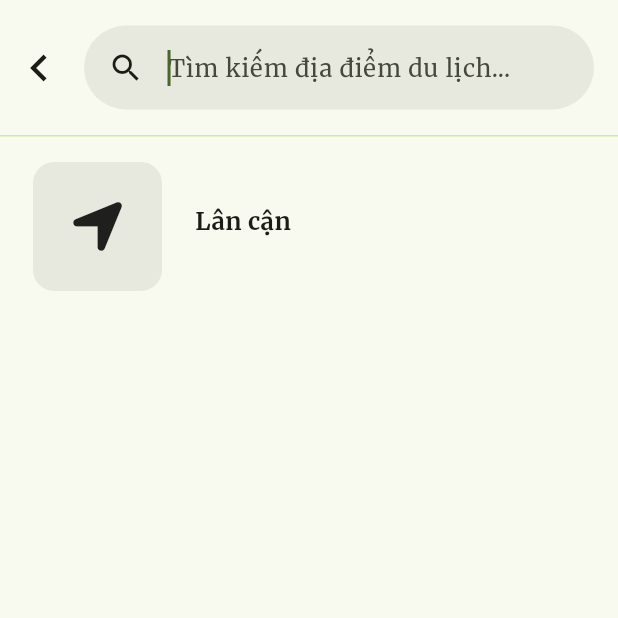
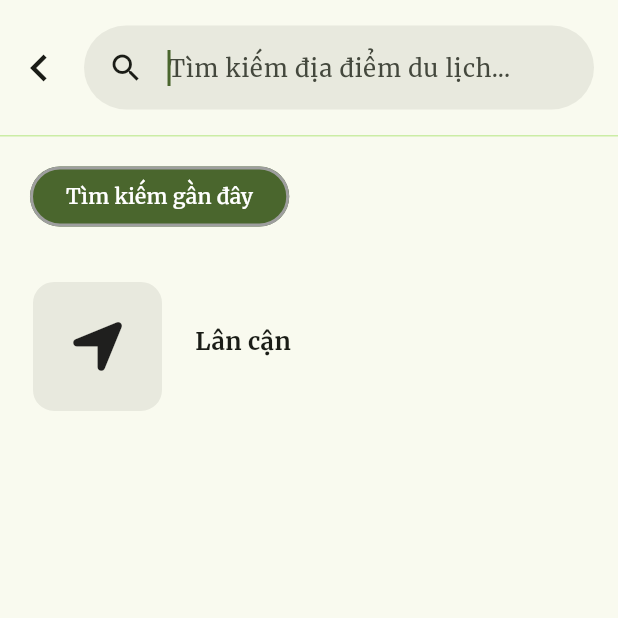
Before and after one commit to Minhnhat0408/VieVu, a Flutter app: the ExploreSearchPage screen opened directly, after a tap on "Tìm kiếm địa điểm du lịch...", on a phone screen of 412 x 824 dp, the top half of it. Run offline on Flutter 3.47's test engine with Material 3 defaults, Android fonts, the light colour scheme and no system bars; drawn by our look-alikes of auto_size_text; our stand-ins replace animated_text_kit, cached_network_image, carousel_slider, curved_navigation_bar, easy_stepper, flutter_bloc and 16 more; accounts and stored records are empty; network calls fail.

Commit message:
fix: fix search and remove search result page

```diff
--- a/lib/features/search/presentation/pages/explore_search_page.dart
+++ b/lib/features/search/presentation/pages/explore_search_page.dart
@@ -1,12 +1,13 @@
 import 'dart:async';
+import 'dart:developer';
 
 import 'package:flutter/material.dart';
 import 'package:flutter_bloc/flutter_bloc.dart';
-import 'package:vn_travel_companion/core/utils/show_snackbar.dart';
+import 'package:infinite_scroll_pagination/infinite_scroll_pagination.dart';
+import 'package:vn_travel_companion/features/explore/presentation/widgets/filter_options_big.dart';
 import 'package:vn_travel_companion/features/search/domain/entities/explore_search_result.dart';
 import 'package:vn_travel_companion/features/search/presentation/bloc/search_bloc.dart';
 import 'package:vn_travel_companion/features/search/presentation/widgets/explore_search_item.dart';
-import 'package:vn_travel_companion/features/search/presentation/widgets/search_keyword.dart';
 
 class ExploreSearchPage extends StatefulWidget {
   static route() {
@@ -35,23 +36,33 @@ class ExploreSearchPage extends StatefulWidget {
 class _ExploreSearchState extends State<ExploreSearchPage> {
   final TextEditingController _searchController = TextEditingController();
   Timer? _debounce;
-  List<ExploreSearchResult> _results = [];
   String _keyword = '';
+  final PagingController<int, ExploreSearchResult> _pagingController =
+      PagingController(firstPageKey: 0);
+  final List<String> _filterOptions = [
+    'Sự kiện',
+    'Địa điểm du lịch', // Attractions
+    'Điểm đến', // Locations
+    'Khách sạn', // Hotels
+    'Nhà hàng', // Restaurants
+    'Cửa hàng', // Shops
+    'Loại hình du lịch', // Travel Types
+  ];
+  int totalRecordCount = 0;
+  final int pageSize = 10;
+  String _selectedFilter = ''; // Default filter is 'All'
 
   // Handle text changes with debounce
   void _onSearchChanged(String keyword) {
     if (_debounce?.isActive ?? false) _debounce!.cancel();
     _debounce = Timer(const Duration(milliseconds: 1000), () async {
-      if (keyword.isNotEmpty) {
+      log('searching for $keyword');
+      setState(() {
         _keyword = keyword;
-        context.read<SearchBloc>().add(SearchAll(
-              searchText: keyword,
-              limit: 5,
-              offset: 0,
-            ));
-      } else {
-        setState(() => _results = []);
-      }
+      });
+      _keyword = keyword;
+
+      _pagingController.refresh();
     });
   }
 
@@ -64,13 +75,77 @@ class _ExploreSearchState extends State<ExploreSearchPage> {
     _searchController.addListener(() {
       _onSearchChanged(_searchController.text);
     });
+    _pagingController.addPageRequestListener((pageKey) {
+      if (_selectedFilter == 'Sự kiện') {
+        context.read<SearchBloc>().add(EventsSearch(
+              searchText: _keyword,
+              limit: pageSize,
+              page: (pageKey ~/ pageSize) + 1,
+            ));
+      } else if (_selectedFilter == 'Khách sạn' ||
+          _selectedFilter == 'Nhà hàng' ||
+          _selectedFilter == 'Cửa hàng') {
+        log('calling external api');
+        context.read<SearchBloc>().add(SearchExternalApi(
+              searchText: _keyword,
+              limit: pageSize,
+              page: (pageKey ~/ pageSize) + 1,
+              searchType: _mapFilterToSearchType(_selectedFilter),
+            ));
+      } else {
+        context.read<SearchBloc>().add(ExploreSearch(
+              searchText: _keyword,
+              limit: pageSize,
+              offset: pageKey,
+              searchType: _mapFilterToSearchType(_selectedFilter),
+            ));
+      }
+    });
   }
 
   @override
   void dispose() {
     _searchController.dispose();
     _debounce?.cancel();
+    _pagingController.dispose();
     super.dispose();
+  }
+
+  String _mapFilterToSearchType(String filter) {
+    switch (filter) {
+      case 'Địa điểm du lịch':
+        return 'attractions';
+      case 'Điểm đến':
+        return 'locations';
+      case 'Sự kiện':
+        return 'events';
+      case 'Loại hình du lịch':
+        return 'travel_types';
+      case 'Khách sạn':
+        return 'hotel';
+      case 'Nhà hàng':
+        return 'restaurant';
+      case 'Cửa hàng':
+        return 'shop';
+      default:
+        return 'all';
+    }
+  }
+
+  void _onFilterChanged(String selectedFilter) {
+    setState(() {
+      if (_selectedFilter == selectedFilter) {
+        _selectedFilter =
+            ''; // Reset to '' if the same filter is selected again
+      } else {
+        _selectedFilter = selectedFilter;
+      }
+
+      totalRecordCount = 0; // Reset total record count for new search
+    });
+
+    // Reset paging controller to fetch new data based on selected filter
+    _pagingController.refresh();
   }
 
   @override
@@ -120,9 +195,9 @@ class _ExploreSearchState extends State<ExploreSearchPage> {
                       icon: const Icon(Icons.clear),
                       onPressed: () {
                         _searchController.clear();
-                        setState(() {
-                          _results = [];
-                        });
+                        // setState(() {
+                        //   _results = [];
+                        // });
                       },
                     )
                   ],
@@ -134,80 +209,70 @@ class _ExploreSearchState extends State<ExploreSearchPage> {
       ),
       body: BlocConsumer<SearchBloc, SearchState>(
         listener: (context, state) {
-          if (state is SearchOverAllSuccess) {
-            setState(() {
-              _results = state.results;
-            });
+          if (state is SearchSuccess) {
+            totalRecordCount += state.results.length;
+            final next = totalRecordCount;
+
+            final isLastPage = state.results.length < pageSize;
+            if (isLastPage) {
+              _pagingController.appendLastPage(state.results);
+            } else {
+              _pagingController.appendPage(state.results, next);
+            }
           }
           if (state is SearchError) {
-            showSnackbar(
-              context,
-              state.message,
-              'error',
-            );
+            _pagingController.error = state.message;
           }
         },
         builder: (context, state) {
-          return Column(
-            children: [
-              if (state is SearchLoading)
-                const LinearProgressIndicator(), // Show loading indicator
-              const SizedBox(height: 10),
-              Expanded(
-                child: _results.isEmpty
-                    ? const Column(children: [
-                        ExploreSearchItem(),
-                        SizedBox(height: 20),
-                      ])
-                    : ListView.builder(
-                        itemCount: _results.length,
-                        itemBuilder: (context, index) {
-                          final result = _results[index];
-                          // Check if this is the first 'event' type item
-                          if (result.type == 'event') {
-                            // Add a header above the first event type item
-                            if (index == 0 ||
-                                _results[index - 1].type != 'event') {
-                              return Column(
-                                crossAxisAlignment: CrossAxisAlignment.start,
-                                children: [
-                                  SearchKeyword(keyword: _keyword),
-                                  const Padding(
-                                    padding: EdgeInsets.only(
-                                        top: 20.0,
-                                        bottom: 10,
-                                        left: 20,
-                                        right: 20),
-                                    child: Text(
-                                      'Kết quả tìm kiếm trên TicketBox',
-                                      style: TextStyle(
-                                        fontWeight: FontWeight.bold,
-                                        fontSize: 16,
-                                      ),
-                                    ),
-                                  ),
-                                  ExploreSearchItem(
-                                    result: result,
-                                  ),
-                                  if (index == _results.length - 1)
-                                    SearchKeyword(
-                                        keyword: _keyword, ticketBox: true)
-                                ],
-                              );
-                            }
-                          }
-
-                          if (index == _results.length - 1) {
-                            return SearchKeyword(
-                                keyword: _keyword, ticketBox: true);
-                          }
-                          // Render other items normally
-                          return ExploreSearchItem(
-                            result: result,
-                          );
-                        },
+          return CustomScrollView(
+            slivers: [
+              SliverToBoxAdapter(
+                child: Padding(
+                    padding: const EdgeInsets.only(top: 20, bottom: 30.0),
+                    child: FilterOptionsBig(
+                        options: _keyword.isEmpty
+                            ? ["Tìm kiếm gần đây"]
+                            : _filterOptions,
+                        selectedOption: _keyword.isEmpty
+                            ? "Tìm kiếm gần đây"
+                            : _selectedFilter,
+                        onOptionSelected: _onFilterChanged,
+                        isFiltering: state is SearchLoading)),
+              ),
+              if (_keyword.isEmpty)
+                const SliverToBoxAdapter(
+                  child: ExploreSearchItem(),
+                ),
+              if (_keyword.isNotEmpty)
+                SliverPadding(
+                  padding: const EdgeInsets.only(bottom: 70.0),
+                  sliver: PagedSliverList<int, ExploreSearchResult>(
+                    pagingController: _pagingController,
+                    builderDelegate:
+                        PagedChildBuilderDelegate<ExploreSearchResult>(
+                      itemBuilder: (context, item, index) {
+                        return ExploreSearchItem(
+                          result: item,
+                          isDetailed: true,
+                        );
+                      },
+                      firstPageProgressIndicatorBuilder: (_) =>
+                          const Center(child: CircularProgressIndicator()),
+                      newPageProgressIndicatorBuilder: (_) =>
+                          const Center(child: CircularProgressIndicator()),
+                      noItemsFoundIndicatorBuilder: (_) =>
+                          const Center(child: Text('Không có kết quả nào.')),
+                      newPageErrorIndicatorBuilder: (context) => Center(
+                        child: TextButton(
+                          onPressed: () =>
+                              _pagingController.retryLastFailedRequest(),
+                          child: const Text('Retry'),
+                        ),
                       ),
-              ),
+                    ),
+                  ),
+                ),
             ],
           );
         },
```
Also changed, not shown: lib/features/explore/presentation/widgets/attractions/service_card.dart (+17 -6 lines).
